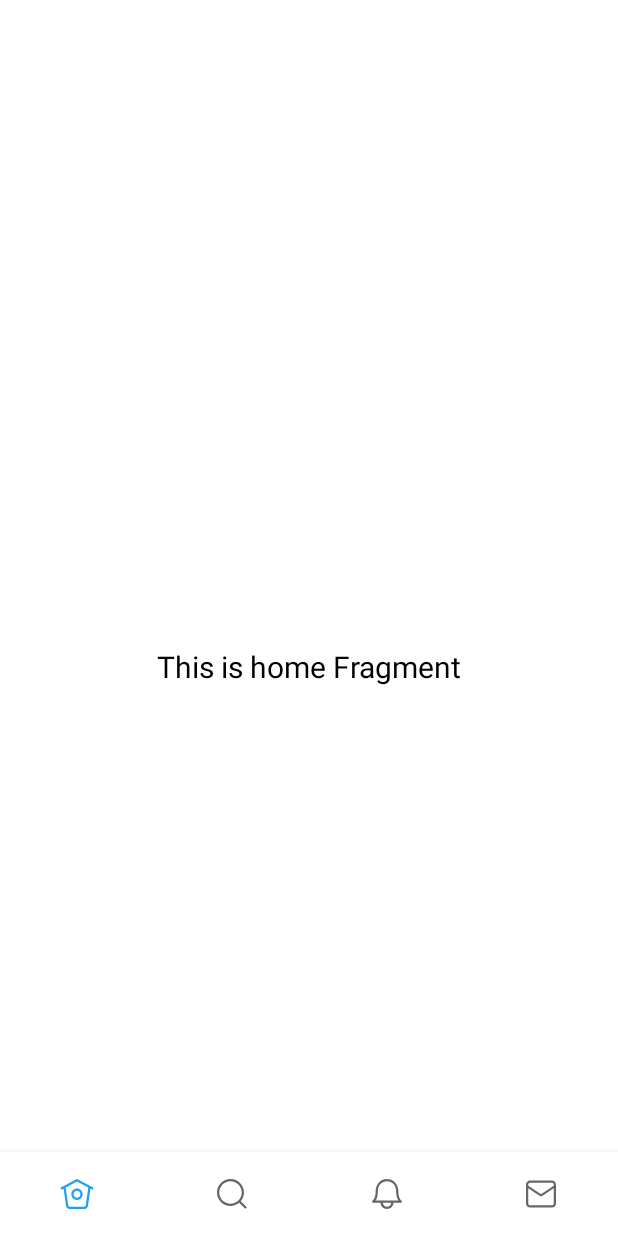
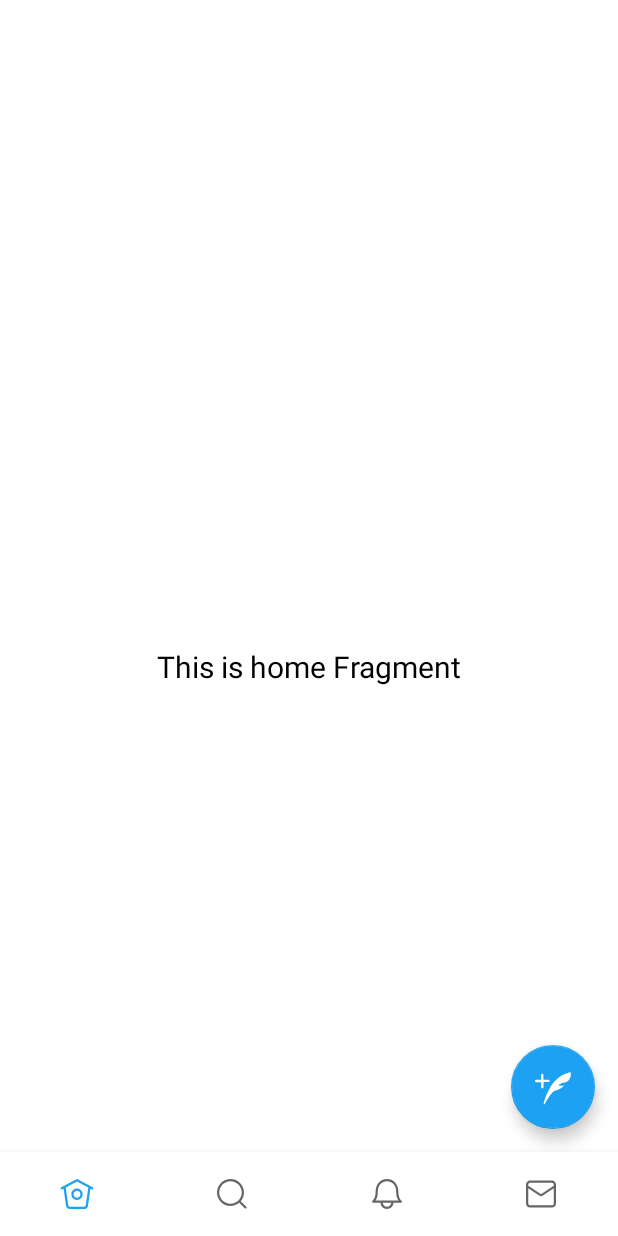
Before and after one commit to vellons/TwitterClone, an Android app: the Navigator screen opened directly, with no data from a screen before it, on a phone screen of 412 x 824 dp. Run offline under Robolectric (Android 15) with nearby library versions, the phone set to English and light mode, and no system bars; our stand-ins replace navigation-ui.

Commit message:
Added floatingactionbutton + fixes

```diff
--- a/app/src/main/java/it/uninsubria/pdm/vellons/twitterclone/Navigator.kt
+++ b/app/src/main/java/it/uninsubria/pdm/vellons/twitterclone/Navigator.kt
@@ -5,6 +5,7 @@ import androidx.appcompat.app.AppCompatActivity
 import androidx.navigation.findNavController
 import androidx.navigation.ui.setupWithNavController
 import com.google.android.material.bottomnavigation.BottomNavigationView
+
 
 class Navigator : AppCompatActivity() {
 
@@ -15,13 +16,5 @@ class Navigator : AppCompatActivity() {
         val navView: BottomNavigationView = findViewById(R.id.nav_view)
         val navController = findNavController(R.id.nav_host_fragment)
         navView.setupWithNavController(navController)
-
-        /* Only with App bar (to change title)
-        val appBarConfiguration = AppBarConfiguration(
-            setOf(
-                R.id.navigation_home, R.id.navigation_dashboard, R.id.navigation_notifications
-            )
-        )
-        setupActionBarWithNavController(navController, appBarConfiguration)*/
     }
 }
--- /dev/null
+++ b/app/src/main/res/drawable/ic_create_post.xml
@@ -0,0 +1,9 @@
+<vector xmlns:android="http://schemas.android.com/apk/res/android"
+    android:width="24dp"
+    android:height="24dp"
+    android:viewportWidth="24"
+    android:viewportHeight="24">
+  <path
+      android:fillColor="#FFFFFFFF"
+      android:pathData="M8.8,7.2L5.6,7.2L5.6,3.9c0,-0.4 -0.3,-0.8 -0.8,-0.8s-0.7,0.4 -0.7,0.8v3.3L0.8,7.2c-0.4,0 -0.8,0.3 -0.8,0.8s0.3,0.8 0.8,0.8h3.3v3.3c0,0.4 0.3,0.8 0.8,0.8s0.8,-0.3 0.8,-0.8L5.7,8.7L9,8.7c0.4,0 0.8,-0.3 0.8,-0.8s-0.5,-0.7 -1,-0.7zM23.8,2.3v-0.1h-0.1c-0.1,0 -9.2,1.2 -14.4,11.7 -3.8,7.6 -3.6,9.9 -3.3,9.9 0.3,0.1 3.4,-6.5 6.7,-9.2 5.2,-1.1 6.6,-3.6 6.6,-3.6s-1.5,0.2 -2.1,0.2c-0.8,0 -1.4,-0.2 -1.7,-0.3 1.3,-1.2 2.4,-1.5 3.5,-1.7 0.9,-0.2 1.8,-0.4 3,-1.2 2.2,-1.6 1.9,-5.5 1.8,-5.7z"/>
+</vector>
--- a/app/src/main/res/layout/activity_navigator.xml
+++ b/app/src/main/res/layout/activity_navigator.xml
@@ -6,7 +6,7 @@
     android:layout_height="match_parent"
     android:paddingTop="?attr/actionBarSize">
 
-    <androidx.fragment.app.FragmentContainerView
+    <fragment
         android:id="@+id/nav_host_fragment"
         android:name="androidx.navigation.fragment.NavHostFragment"
         android:layout_width="match_parent"
@@ -17,6 +17,19 @@
         app:layout_constraintRight_toRightOf="parent"
         app:layout_constraintTop_toTopOf="parent"
         app:navGraph="@navigation/mobile_navigation" />
+
+    <com.google.android.material.floatingactionbutton.FloatingActionButton
+        android:id="@+id/fab_create_post"
+        android:layout_width="wrap_content"
+        android:layout_height="wrap_content"
+        android:layout_margin="15dp"
+        android:background="@color/primary"
+        android:contentDescription="@string/app_name"
+        android:elevation="7dp"
+        app:layout_constraintBottom_toTopOf="@+id/nav_view"
+        app:layout_constraintEnd_toEndOf="parent"
+        app:srcCompat="@drawable/ic_create_post"
+        app:tint="@color/white" />
 
     <com.google.android.material.bottomnavigation.BottomNavigationView
         android:id="@+id/nav_view"
```
